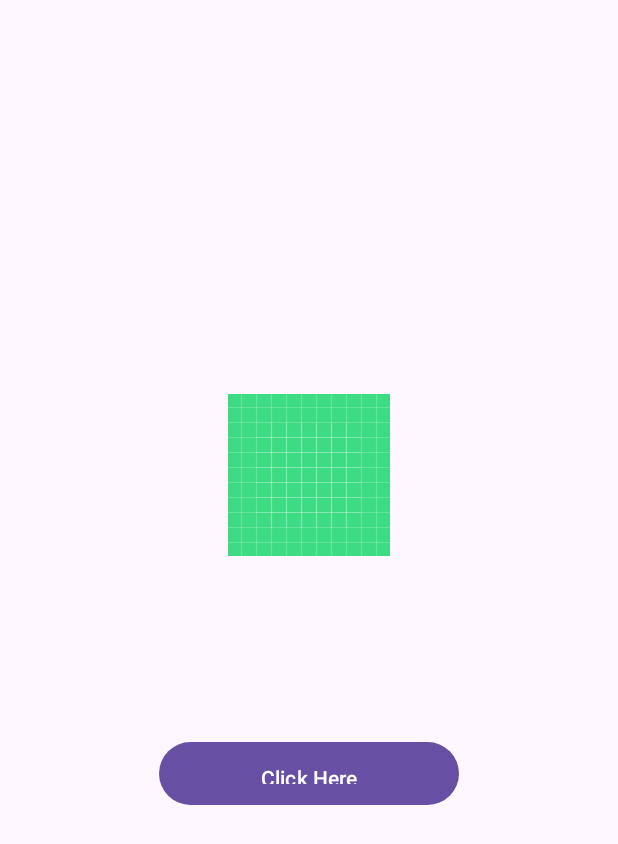
After one commit to Mahmoud-Adel-Ali/Android_XML_Layout_Kotlin, an Android app: the layout task_one.xml on its own in the app's theme, with its tools: preview values and no code run, on a phone screen of 412 x 824 dp. The commit adds this screen. Shown: the top 844 px of the screen. Run offline under Robolectric (Android 15) with nearby library versions, the phone set to English and light mode, and no system bars.

Commit message:
task one (image and button )

```diff
--- /dev/null
+++ b/app/src/main/res/layout/task_one.xml
@@ -0,0 +1,29 @@
+<?xml version="1.0" encoding="utf-8"?>
+<LinearLayout xmlns:android="http://schemas.android.com/apk/res/android"
+    android:layout_width="match_parent"
+    android:gravity="center"
+    android:orientation="vertical"
+    android:layout_height="match_parent">
+
+
+    <ImageView
+        android:src="@drawable/ic_launcher_background"
+
+        android:layout_width="wrap_content"
+        android:layout_height="wrap_content"/>
+    <TextView
+        android:height="100dp"
+        android:layout_width="wrap_content"
+        android:layout_height="wrap_content"/>
+    <Button
+        android:text="Click Here"
+        android:theme="@style/MaterialAlertDialog.Material3"
+        android:color="#E00029"
+        android:textAllCaps="false"
+        android:layout_margin="20dp"
+        android:padding="14dp"
+        android:height="50dp"
+        android:width="200dp"
+        android:layout_width="wrap_content"
+        android:layout_height="wrap_content"/>
+</LinearLayout>
```
Also changed, not shown: app/src/main/res/layout/activity_main.xml (+20 -13 lines).
